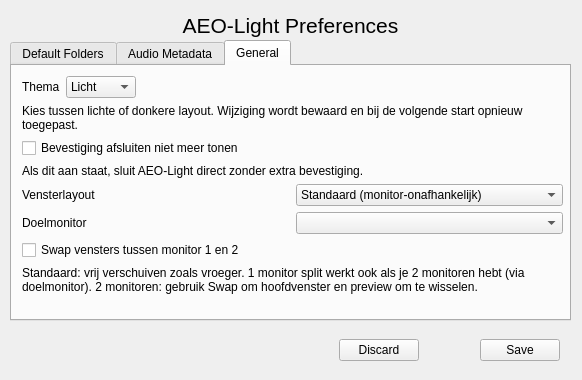
This is preferencesdialog.ui in stoefer/aeo-light as Qt 5 draws it before an edit. The edited form follows.
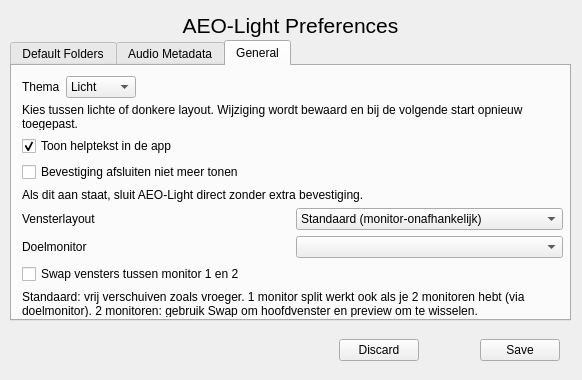
This is the edited form. The open tabs and pages were chosen to show the change.

Commit message: Add global help text preference in settings

```diff
--- a/preferencesdialog.ui
+++ b/preferencesdialog.ui
@@ -372,6 +372,16 @@
         </property>
        </widget>
       </item>
+      <item>
+       <widget class="QCheckBox" name="showHelpTextCheckBox">
+        <property name="text">
+         <string>Toon helptekst in de app</string>
+        </property>
+        <property name="checked">
+         <bool>true</bool>
+        </property>
+       </widget>
+      </item>
       <item>
        <widget class="QCheckBox" name="skipCloseConfirmCheckBox">
         <property name="text">
```
Left out of the diff: 1 changed line with no effect on the pictures. The commit also changes 6 other files.
